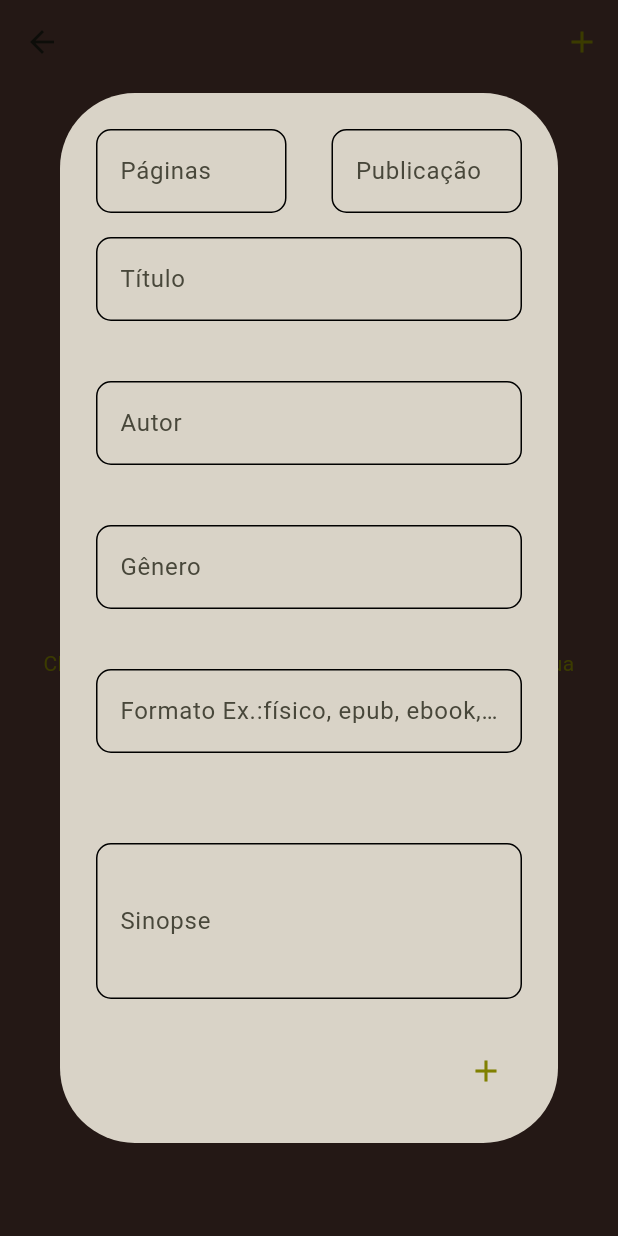
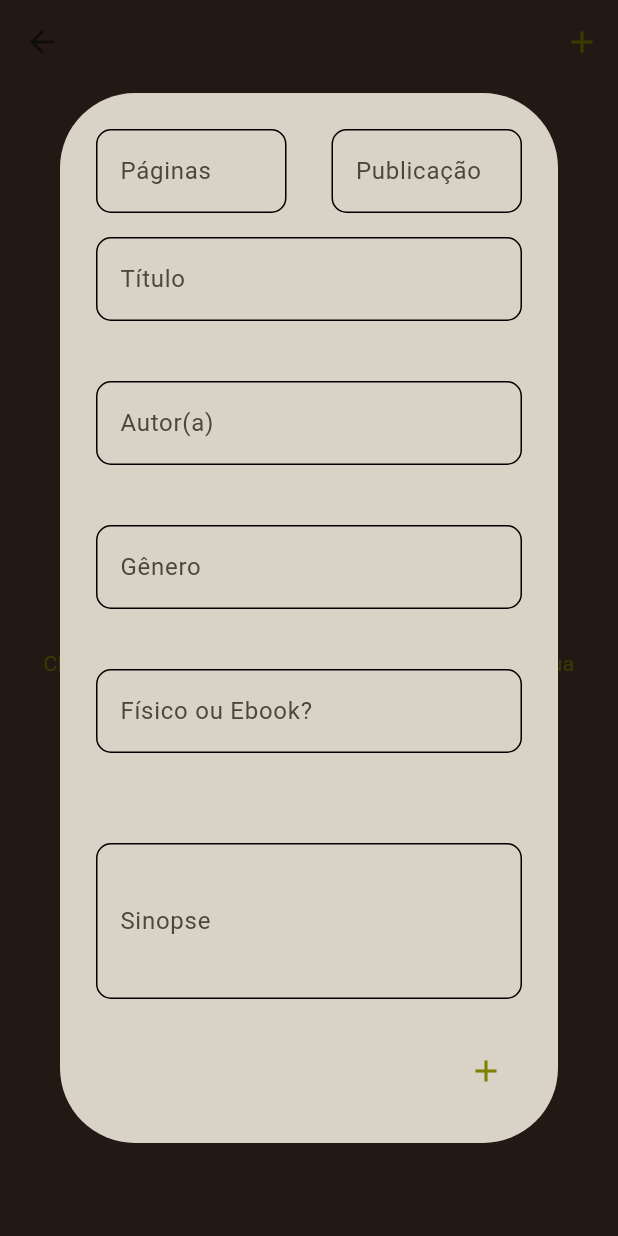
Before and after one commit to DevMonts/Book-App, a Flutter app: the BookcasePage screen opened by its route, after a tap on the "add" icon, on a phone screen of 412 x 824 dp. Run offline on Flutter 3.47's test engine with Material 3 defaults, Android fonts, the phone set to English and light mode, and no system bars; our stand-ins replace cloud_firestore, firebase_auth, firebase_core; accounts and stored records are empty.

Commit message:
fix: app strings

```diff
--- a/lib/common/constants/app_strings.dart
+++ b/lib/common/constants/app_strings.dart
@@ -20,8 +20,8 @@ class AppStrings {
   static const String pages = 'Páginas';
   static const String publicationDate = 'Publicação';
   static const String title = 'Título';
-  static const String author = 'Autor';
+  static const String author = 'Autor(a)';
   static const String gender = 'Gênero';
-  static const String format = 'Formato Ex.:físico, epub, ebook, pdf';
+  static const String format = 'Físico ou Ebook?';
   static const String synopsis = 'Sinopse';
 }
```
